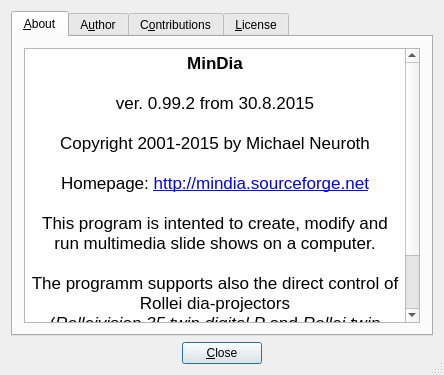
Above: src/AboutExtDlg4.ui from mneuroth/MinDia before the change. Below: the same form after it.
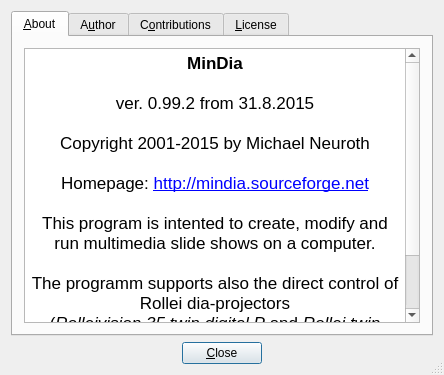
That is the form after the change.

```diff
--- a/src/AboutExtDlg4.ui
+++ b/src/AboutExtDlg4.ui
@@ -67,7 +67,7 @@
 &lt;html&gt;&lt;head&gt;&lt;meta name=&quot;qrichtext&quot; content=&quot;1&quot; /&gt;&lt;style type=&quot;text/css&quot;&gt;
 p, li { white-space: pre-wrap; }
 &lt;/style&gt;&lt;/head&gt;&lt;body style=&quot; font-family:'.Lucida Grande UI'; font-size:13pt; font-weight:400; font-style:normal;&quot;&gt;
-&lt;p align=&quot;center&quot; style=&quot; margin-top:0px; margin-bottom:0px; margin-left:0px; margin-right:0px; -qt-block-indent:0; text-indent:0px;&quot;&gt;&lt;span style=&quot; font-family:'Lucida Grande'; font-weight:600;&quot;&gt;MinDia&lt;/span&gt;&lt;span style=&quot; font-family:'Lucida Grande';&quot;&gt;&lt;br /&gt;&lt;br /&gt;ver. 0.99.2 from 30.8.2015&lt;br /&gt;&lt;br /&gt;Copyright 2001-2015 by Michael Neuroth&lt;br /&gt;&lt;br /&gt;Homepage: &lt;/span&gt;&lt;a href=&quot;http://mindia.sourceforge.net&quot;&gt;&lt;span style=&quot; font-family:'Lucida Grande'; text-decoration: underline; color:#0000ff;&quot;&gt;http://mindia.sourceforge.net&lt;/span&gt;&lt;/a&gt;&lt;span style=&quot; font-family:'Lucida Grande';&quot;&gt;&lt;br /&gt;&lt;br /&gt;This program is intented to create, modify and run multimedia slide shows on a computer. &lt;br /&gt;&lt;br /&gt;The programm supports also the direct control of Rollei dia-projectors &lt;br /&gt;(&lt;/span&gt;&lt;span style=&quot; font-family:'Lucida Grande'; font-style:italic;&quot;&gt;Rolleivision 35 twin digital P&lt;/span&gt;&lt;span style=&quot; font-family:'Lucida Grande';&quot;&gt; and &lt;/span&gt;&lt;span style=&quot; font-family:'Lucida Grande'; font-style:italic;&quot;&gt;Rollei twin MSC 3x0 P&lt;/span&gt;&lt;span style=&quot; font-family:'Lucida Grande';&quot;&gt;).&lt;/span&gt;&lt;/p&gt;
+&lt;p align=&quot;center&quot; style=&quot; margin-top:0px; margin-bottom:0px; margin-left:0px; margin-right:0px; -qt-block-indent:0; text-indent:0px;&quot;&gt;&lt;span style=&quot; font-family:'Lucida Grande'; font-weight:600;&quot;&gt;MinDia&lt;/span&gt;&lt;span style=&quot; font-family:'Lucida Grande';&quot;&gt;&lt;br /&gt;&lt;br /&gt;ver. 0.99.2 from 31.8.2015&lt;br /&gt;&lt;br /&gt;Copyright 2001-2015 by Michael Neuroth&lt;br /&gt;&lt;br /&gt;Homepage: &lt;/span&gt;&lt;a href=&quot;http://mindia.sourceforge.net&quot;&gt;&lt;span style=&quot; font-family:'Lucida Grande'; text-decoration: underline; color:#0000ff;&quot;&gt;http://mindia.sourceforge.net&lt;/span&gt;&lt;/a&gt;&lt;span style=&quot; font-family:'Lucida Grande';&quot;&gt;&lt;br /&gt;&lt;br /&gt;This program is intented to create, modify and run multimedia slide shows on a computer. &lt;br /&gt;&lt;br /&gt;The programm supports also the direct control of Rollei dia-projectors &lt;br /&gt;(&lt;/span&gt;&lt;span style=&quot; font-family:'Lucida Grande'; font-style:italic;&quot;&gt;Rolleivision 35 twin digital P&lt;/span&gt;&lt;span style=&quot; font-family:'Lucida Grande';&quot;&gt; and &lt;/span&gt;&lt;span style=&quot; font-family:'Lucida Grande'; font-style:italic;&quot;&gt;Rollei twin MSC 3x0 P&lt;/span&gt;&lt;span style=&quot; font-family:'Lucida Grande';&quot;&gt;).&lt;/span&gt;&lt;/p&gt;
 &lt;p align=&quot;center&quot; style=&quot; margin-top:0px; margin-bottom:0px; margin-left:0px; margin-right:0px; -qt-block-indent:0; text-indent:0px;&quot;&gt;&lt;span style=&quot; font-family:'Lucida Grande';&quot;&gt;&lt;br /&gt;&lt;/span&gt;&lt;/p&gt;&lt;/body&gt;&lt;/html&gt;</string>
          </property>
         </widget>
```
